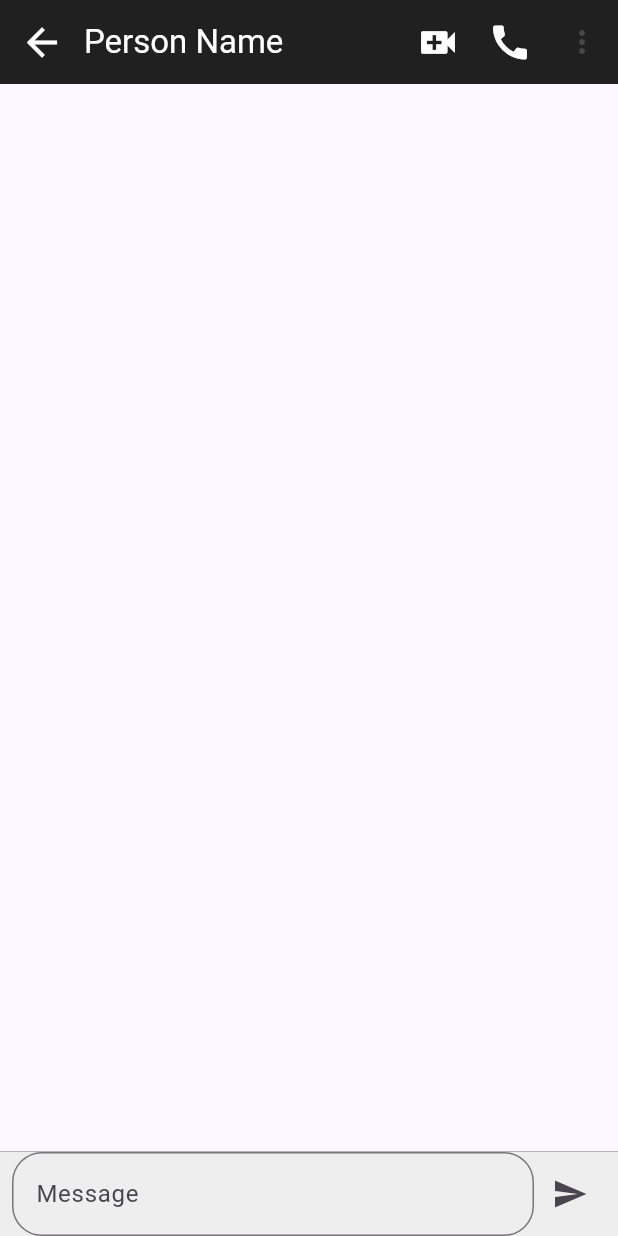
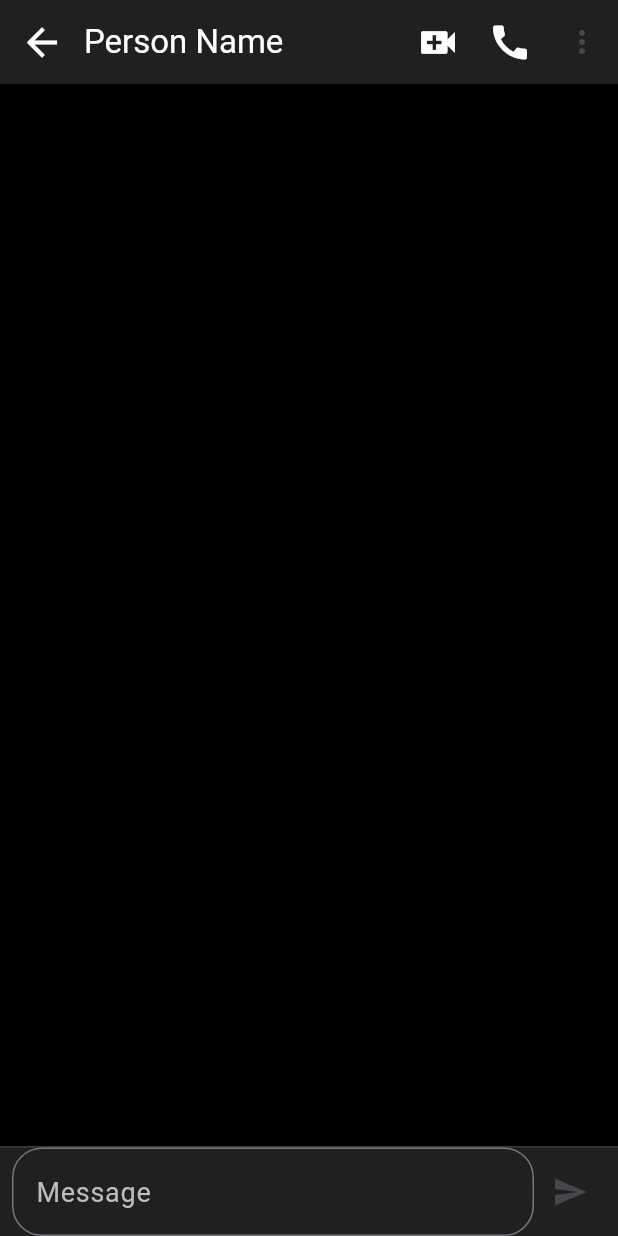
Before and after one commit to SanduSenarathne/demo_app, a Flutter app: the ChatInfo screen opened directly, on a phone screen of 412 x 824 dp. Run offline on Flutter 3.47's test engine with Material 2 defaults, Android fonts, the phone set to English and light mode, and no system bars; our stand-ins replace get.

Commit message:
change the text style

```diff
--- a/lib/View/chat_info.dart
+++ b/lib/View/chat_info.dart
@@ -163,15 +163,16 @@ class ChatInfo extends StatelessWidget {
       body: Column(children: [
         Expanded(
           child: Container(
-              //Chat message code
-              ),
+            color: Colors.black,
+            //Chat message code
+          ),
         ),
         Container(
           decoration: BoxDecoration(
-            color: Colors.grey[200],
+            color: Color.fromARGB(255, 32, 32, 32),
             border: Border(
               top: BorderSide(
-                color: Colors.grey,
+                color: Color.fromARGB(200, 67, 67, 67),
                 width: 0.5,
               ),
             ),
@@ -181,10 +182,18 @@ class ChatInfo extends StatelessWidget {
             children: [
               Expanded(
                 child: TextField(
+                  style: TextStyle(color: Colors.white),
                   decoration: InputDecoration(
                     hintText: 'Message',
+                    hintStyle: TextStyle(
+                      color: Colors.grey[400],
+                      fontSize: 18.0,
+                    ),
                     border: OutlineInputBorder(
                       borderRadius: BorderRadius.circular(20.0),
+                      borderSide: BorderSide(
+                        color: Color.fromARGB(200, 67, 67, 67),
+                      ),
                     ),
                   ),
                 ),
```
